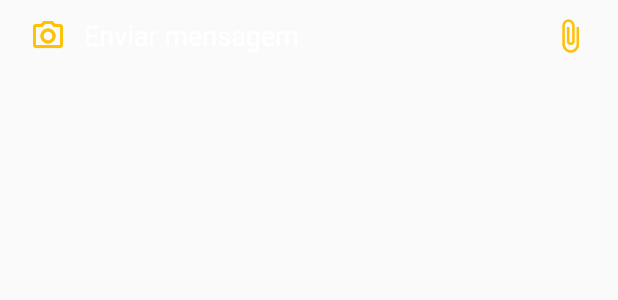
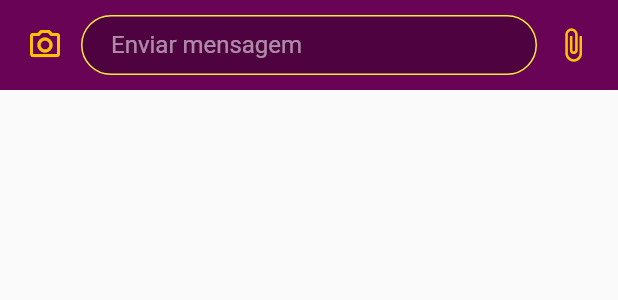
Before and after one commit to professorgilmagro/flutter-chat, a Flutter app: the TextComposer widget shown alone on an empty page, opened directly, on a phone screen of 412 x 824 dp. Shown: the top 300 px of the screen. Run offline on Flutter 3.47's test engine with Material 2 defaults, Android fonts, the phone set to English and light mode, and no system bars; our stand-ins replace animated_text_kit, cloud_firestore, file_picker, firebase_auth, firebase_storage, flutter_chat_bubble and 7 more; missing offline and left inert: file_icon, filesize, mime_type; accounts and stored records are empty; Roboto replaces fonts that are missing (Asap).

Commit message:
Corrige bug de envio de mensagem de texto e adiciona melhorias visuais no campo de composição

```diff
--- a/lib/models/message.dart
+++ b/lib/models/message.dart
@@ -56,7 +56,7 @@ class Message {
   }
 
   bool hasAttach() {
-    return attachment.url != null;
+    return attachment != null && attachment.url != null;
   }
 
   bool isMine(String uuid) {
@@ -85,7 +85,7 @@ class Message {
       'sendAt': sendAt,
       'text': text,
       'imageUrl': imageUrl,
-      'attachment': attachment.toMap(),
+      'attachment': hasAttach() ? attachment.toMap() : null,
       'sender': {
         'name': senderName,
         'photoUrl': senderPhotoUrl,
--- a/lib/screens/chat/text_area.dart
+++ b/lib/screens/chat/text_area.dart
@@ -1,7 +1,9 @@
 import 'package:chat_app/screens/chat/attach_file.dart';
 import 'package:file_picker/file_picker.dart';
+import 'package:flutter/cupertino.dart';
 import 'package:flutter/material.dart';
 import 'package:google_fonts/google_fonts.dart';
+import 'package:hexcolor/hexcolor.dart';
 import 'package:image_picker/image_picker.dart';
 
 class TextComposer extends StatefulWidget {
@@ -22,7 +24,8 @@ class _TextComposerState extends State<TextComposer> {
   @override
   Widget build(BuildContext context) {
     return Container(
-      margin: EdgeInsets.symmetric(horizontal: 8),
+      color: HexColor("#690356"),
+      padding: EdgeInsets.all(6),
       child: Row(
         children: <Widget>[
           IconButton(
@@ -35,14 +38,24 @@ class _TextComposerState extends State<TextComposer> {
             },
           ),
           Expanded(
+            child: Container(
+              height: 40,
               child: TextField(
                 controller: _controller,
-              style: GoogleFonts.asap(color: Colors.white, fontSize: 18),
+                style: GoogleFonts.asap(color: Colors.white, fontSize: 16),
                 cursorColor: Colors.yellow,
-              decoration: InputDecoration.collapsed(
+                decoration: InputDecoration(
+                  filled: true,
+                  fillColor: Colors.black26,
                   hintText: 'Enviar mensagem',
-                hoverColor: Colors.white,
-                hintStyle: GoogleFonts.asap(color: Colors.white, fontSize: 18),
+                  contentPadding: EdgeInsets.only(left: 20, right: 20),
+                  hoverColor: Colors.purpleAccent,
+                  border: OutlineInputBorder(
+                    borderSide: BorderSide(color: Colors.purple),
+                    borderRadius: BorderRadius.circular(50),
+                  ),
+                  hintStyle:
+                      GoogleFonts.asap(color: Colors.white54, fontSize: 16),
                 ),
                 onChanged: (text) {
                   setState(() {
@@ -53,6 +66,7 @@ class _TextComposerState extends State<TextComposer> {
                   widget.onTextSubmitted(text);
                   _reset();
                 },
+              ),
             ),
           ),
           IconButton(
--- a/pubspec.yaml
+++ b/pubspec.yaml
@@ -42,6 +42,7 @@ dependencies:
   path_provider: ^1.6.21
   permission_handler: ^5.0.1+1
   filesize: ^1.0.4
+  animated_text_kit: ^2.4.1
 
   # The following adds the Cupertino Icons font to your application.
   # Use with the CupertinoIcons class for iOS style icons.
```
Also changed, not shown: lib/screens/splash/view.dart (+28 -3 lines), pubspec.lock. Lines whose indentation alone changed are shown as unchanged.
